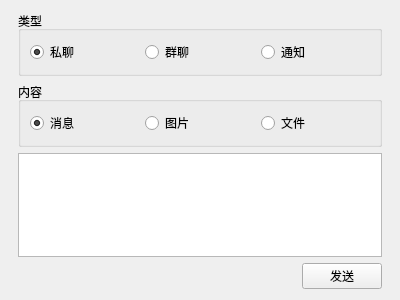
Qt form widgets/settings/debugwidget.ui (iwxyi/CatlikeQQ) before a commit.
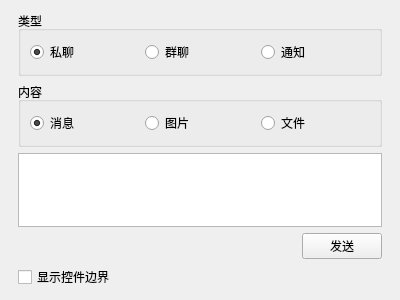
The same form after that commit. Custom widgets are drawn as their Qt base class.

```diff
--- a/widgets/settings/debugwidget.ui
+++ b/widgets/settings/debugwidget.ui
@@ -116,8 +116,29 @@
      </item>
     </layout>
    </item>
+   <item>
+    <layout class="QHBoxLayout" name="horizontalLayout_3">
+     <property name="topMargin">
+      <number>0</number>
+     </property>
+     <item>
+      <widget class="QCheckBox" name="showWidgetBorderCheck">
+       <property name="text">
+        <string>显示控件边界</string>
+       </property>
+      </widget>
+     </item>
+    </layout>
+   </item>
   </layout>
  </widget>
+ <customwidgets>
+  <customwidget>
+   <class>InteractiveButtonBase</class>
+   <extends>QPushButton</extends>
+   <header>interactivebuttonbase.h</header>
+  </customwidget>
+ </customwidgets>
  <resources/>
  <connections/>
 </ui>
```
Left out of the diff: 2 changed lines with no effect on the pictures.
